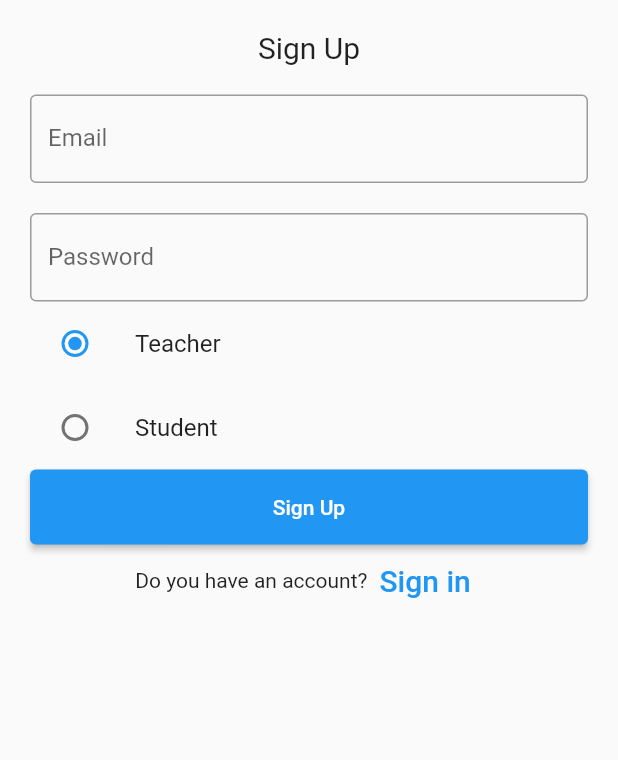
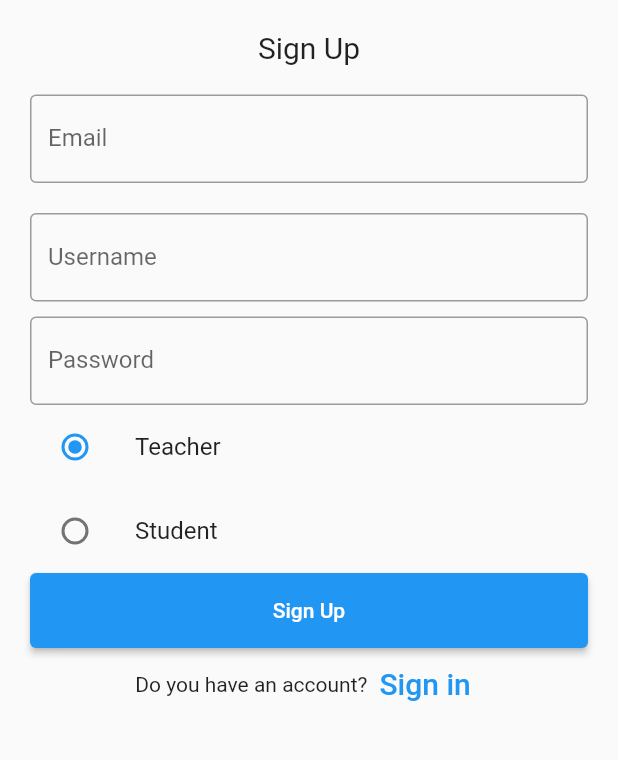
Before and after one commit to Chathura99/smart-academy, a Flutter app: the SignUpPage screen opened by its route, after a tap on "Sign Up", on a phone screen of 412 x 824 dp, the part 135-895 px from its top. Run offline on Flutter 3.47's test engine with Material 2 defaults, Android fonts, the phone set to English and light mode, and no system bars; our stand-ins replace cloud_firestore, firebase_auth, firebase_core, shared_preferences; missing offline and left inert: dart:js_util; accounts and stored records are empty.

```diff
--- a/lib/signuppage.dart
+++ b/lib/signuppage.dart
@@ -14,6 +14,7 @@ enum Userrole { student, teacher }
 class _SignUpPageState extends State<SignUpPage> {
   late String _email;
   late String _password;
+  late String _username;
   Userrole? _role = Userrole.teacher;
 
   // TextEditingController nameController = TextEditingController();
@@ -54,6 +55,20 @@ class _SignUpPageState extends State<SignUpPage> {
                       onChanged: (value) {
                         setState(() {
                           _email = value;
+                        });
+                      }),
+                ),
+                Container(
+                  padding: const EdgeInsets.fromLTRB(10, 10, 10, 0),
+                  child: TextField(
+                      // controller: passwordController,
+                      decoration: const InputDecoration(
+                        border: OutlineInputBorder(),
+                        labelText: 'Username',
+                      ),
+                      onChanged: (value) {
+                        setState(() {
+                          _username = value;
                         });
                       }),
                 ),
@@ -113,8 +128,8 @@ class _SignUpPageState extends State<SignUpPage> {
                         FirebaseAuth.instance
                             .createUserWithEmailAndPassword(
                                 email: _email, password: _password)
-                            .then((value) =>
-                                Usermanagement().storeNewUser(value,_role.toString(), context))
+                            .then((value) => Usermanagement()
+                                .storeNewUser(value, _role.toString(),_username.toString(), context))
                             // print(value))
                             .catchError((e) {
                           showDialog(
```
